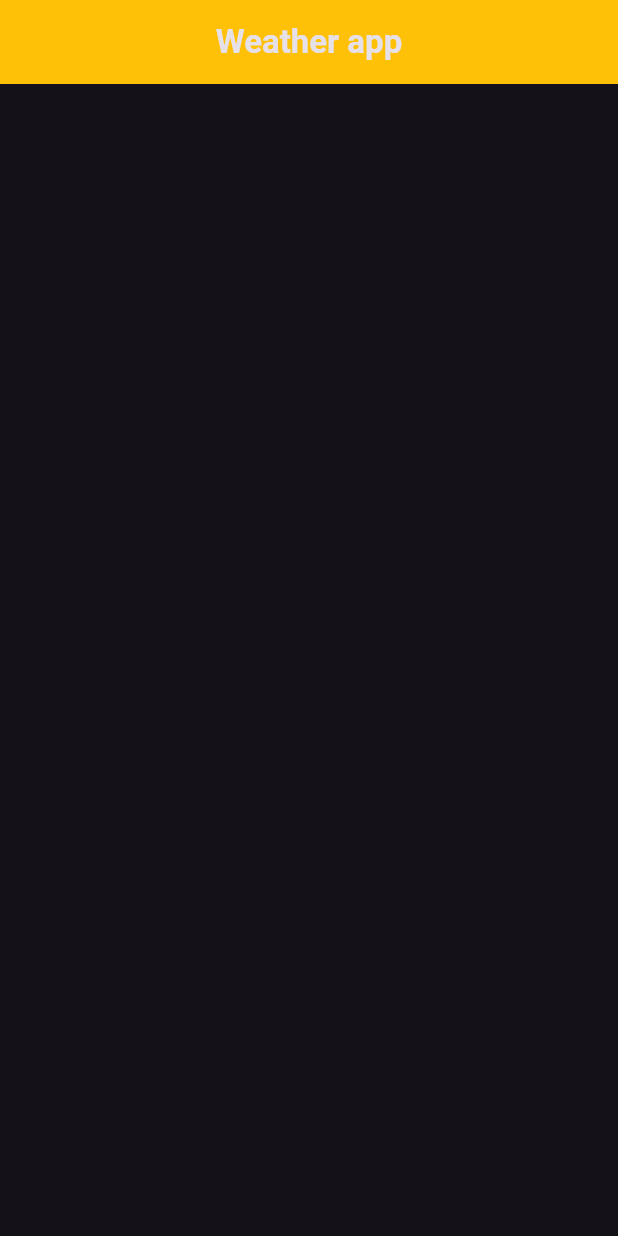
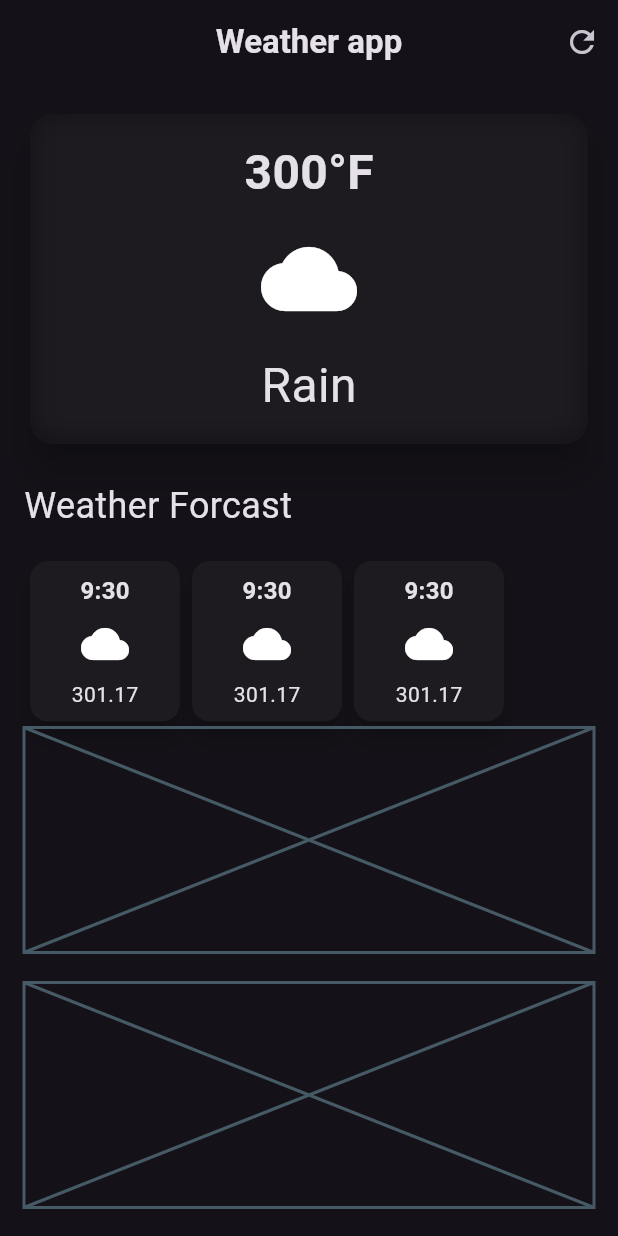
Before and after one commit to aaswin-js/weather_app, a Flutter app: the screen it shows after launch, on a phone screen of 412 x 824 dp. Run offline on Flutter 3.47's test engine with Material 3 defaults, Android fonts, the phone set to English and light mode, and no system bars.

Commit message:
card updated

```diff
--- a/lib/Weather_screen.dart
+++ b/lib/Weather_screen.dart
@@ -1,3 +1,5 @@
+import 'dart:ui';
+
 import 'package:flutter/material.dart';
 
 class WeatherScreen extends StatelessWidget {
@@ -6,17 +8,156 @@ class WeatherScreen extends StatelessWidget {
   @override
   Widget build(BuildContext context) {
     return Scaffold(
-
       appBar: AppBar(
-        title:const Text(
+        title: const Text(
           "Weather app",
-          style: TextStyle(
-            fontWeight: FontWeight.bold,
-          ),
+          style: TextStyle(fontWeight: FontWeight.bold),
         ),
         centerTitle: true,
+        actions: [IconButton(onPressed: () {}, icon: Icon(Icons.refresh))],
       ),
+      body: Padding(
+        padding: const EdgeInsets.all(16.0),
+        child: Column(
+          crossAxisAlignment: CrossAxisAlignment.start,
+          children: [
+            //main card
+            SizedBox(
+              width: double.infinity,
+              child: Card(
+                elevation: 10,
+                shape: RoundedRectangleBorder(
+                  borderRadius: BorderRadius.circular(16),
+                ),
+                child: ClipRRect(
+                  borderRadius: BorderRadius.circular(16),
+                  child: BackdropFilter.grouped(
+                    filter: ImageFilter.blur(sigmaX: 10, sigmaY: 10),
+                    child: Container(
+                      width: 100,
+                      padding: const EdgeInsets.all(16.0),
+                      decoration: BoxDecoration(
+                        borderRadius: BorderRadius.circular(20),
+                      ),
+                      child: Column(
+                        children: [
+                          Text(
+                            "300°F",
+                            style: TextStyle(
+                              fontSize: 32,
+                              fontWeight: FontWeight.bold,
+                            ),
+                          ),
+                          SizedBox(height: 16),
+                          Icon(Icons.cloud, size: 64),
+                          SizedBox(height: 16),
+                          Text("Rain", style: TextStyle(fontSize: 32)),
+                        ],
+                      ),
+                    ),
+                  ),
+                ),
+              ),
+            ),
+            SizedBox(height: 20),
+            //Weather Forcast
+            Text("Weather Forcast", style: TextStyle(fontSize: 24)),
+            SizedBox(height: 16),
+            Row(
+              children: [
+                Card(
+                  elevation: 6,
+                  child: Container(
+                    width: 100,
+                    padding: const EdgeInsets.all(8.0),
+                    child: Column(
+                      children: [
+                        Text(
+                          "9:30",
+                          style: TextStyle(
+                            fontSize: 16,
+                            fontWeight: FontWeight.bold,
+                          ),
+                        ),
+                        SizedBox(height: 8),
+                        Icon(Icons.cloud, size: 32),
+                        SizedBox(height: 8),
+                        Text(
+                          "301.17",
+                          style: TextStyle(
+                            // fontSize: 10,
+                          ),
+                        ),
+                      ],
+                    ),
+                  ),
+                ),
+                Card(
+                  elevation: 6,
+                  child: Container(
+                    width: 100,
+                    padding: const EdgeInsets.all(8.0),
+                    child: Column(
+                      children: [
+                        Text(
+                          "9:30",
+                          style: TextStyle(
+                            fontSize: 16,
+                            fontWeight: FontWeight.bold,
+                          ),
+                        ),
+                        SizedBox(height: 8),
+                        Icon(Icons.cloud, size: 32),
+                        SizedBox(height: 8),
+                        Text(
+                          "301.17",
+                          style: TextStyle(
+                            // fontSize: 10,
+                          ),
+                        ),
+                      ],
+                    ),
+                  ),
+                ),
+                Card(
+                  elevation: 6,
+                  child: Container(
+                    width: 100,
+                    padding: const EdgeInsets.all(8.0),
+                    child: Column(
+                      children: [
+                        Text(
+                          "9:30",
+                          style: TextStyle(
+                            fontSize: 16,
+                            fontWeight: FontWeight.bold,
+                          ),
+                        ),
+                        SizedBox(height: 8),
+                        Icon(Icons.cloud, size: 32),
+                        SizedBox(height: 8),
+                        Text(
+                          "301.17",
+                          style: TextStyle(
+                            // fontSize: 10,
+                          ),
+                        ),
+                      ],
+                    ),
+                  ),
+                ),
+              ],
+            ),
 
+            //weather forcast cards
+            const Placeholder(fallbackHeight: 150),
+            SizedBox(height: 20),
+
+            //additional information card
+            const Placeholder(fallbackHeight: 150),
+          ],
+        ),
+      ),
     );
   }
 }
--- a/lib/main.dart
+++ b/lib/main.dart
@@ -1,7 +1,7 @@
 import 'package:flutter/material.dart';
 import 'package:weather_app/Weather_screen.dart';
 
-void main(){
+void main() {
   runApp(Myapp());
 }
 
@@ -12,11 +12,9 @@ class Myapp extends StatelessWidget {
   Widget build(BuildContext context) {
     return MaterialApp(
       debugShowCheckedModeBanner: false,
-      theme:ThemeData.dark(useMaterial3: true).copyWith(
-        appBarTheme: AppBarTheme(
-          backgroundColor: Colors.amber,
-        )
-      ),
+      theme: ThemeData.dark(
+        useMaterial3: true,
+      ), //.copyWith(appBarTheme: AppBarTheme(backgroundColor: Colors.amber)),
       home: const WeatherScreen(),
     );
   }
```
Also changed, not shown: 1 other file.
